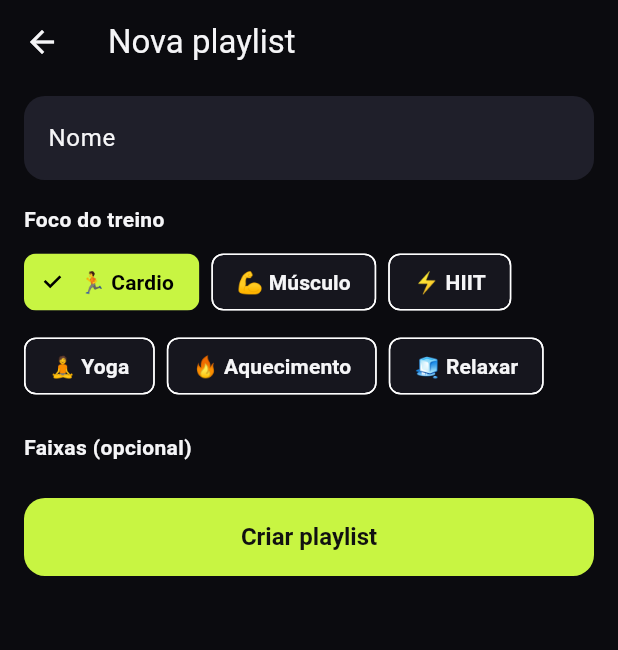
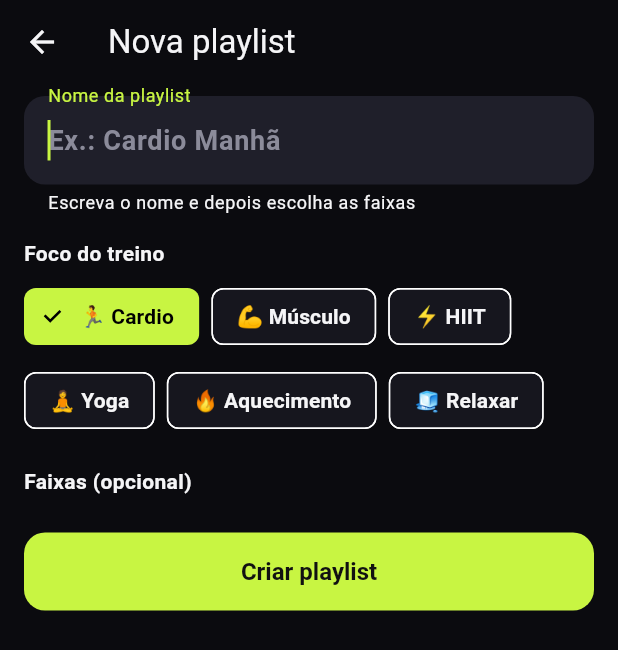
Before and after one commit to SilasOliveiraDev/spotfit, a Flutter app: the CreatePlaylistScreen screen opened directly, on a phone screen of 412 x 824 dp. Shown: the top 650 px of the screen. Run offline on Flutter 3.47's test engine with Material 3 defaults, Android fonts, the phone set to English and light mode, and no system bars; our stand-ins replace just_audio, shared_preferences, supabase_flutter; missing offline and left inert: audio_session; accounts and stored records are empty.

Commit message:
Deixa o nome da playlist mais visível na criação.
Campo com autofocus, dica Cardio Manhã e texto de ajuda para não passar em branco.

Co-authored-by: SilasOliveiraDev <SilasOliveiraDev@users.noreply.github.com>

```diff
--- a/lib/screens/create_playlist_screen.dart
+++ b/lib/screens/create_playlist_screen.dart
@@ -51,9 +51,13 @@ class _CreatePlaylistScreenState extends State<CreatePlaylistScreen> {
         children: [
           TextField(
             controller: _title,
+            autofocus: true,
+            textInputAction: TextInputAction.done,
+            style: const TextStyle(fontSize: 18, fontWeight: FontWeight.w700),
             decoration: const InputDecoration(
-              labelText: 'Nome',
-              hintText: 'Ex.: Cardio, Muscle, HIIT 20min',
+              labelText: 'Nome da playlist',
+              hintText: 'Ex.: Cardio Manhã',
+              helperText: 'Escreva o nome e depois escolha as faixas',
             ),
           ),
           const SizedBox(height: 16),
```
